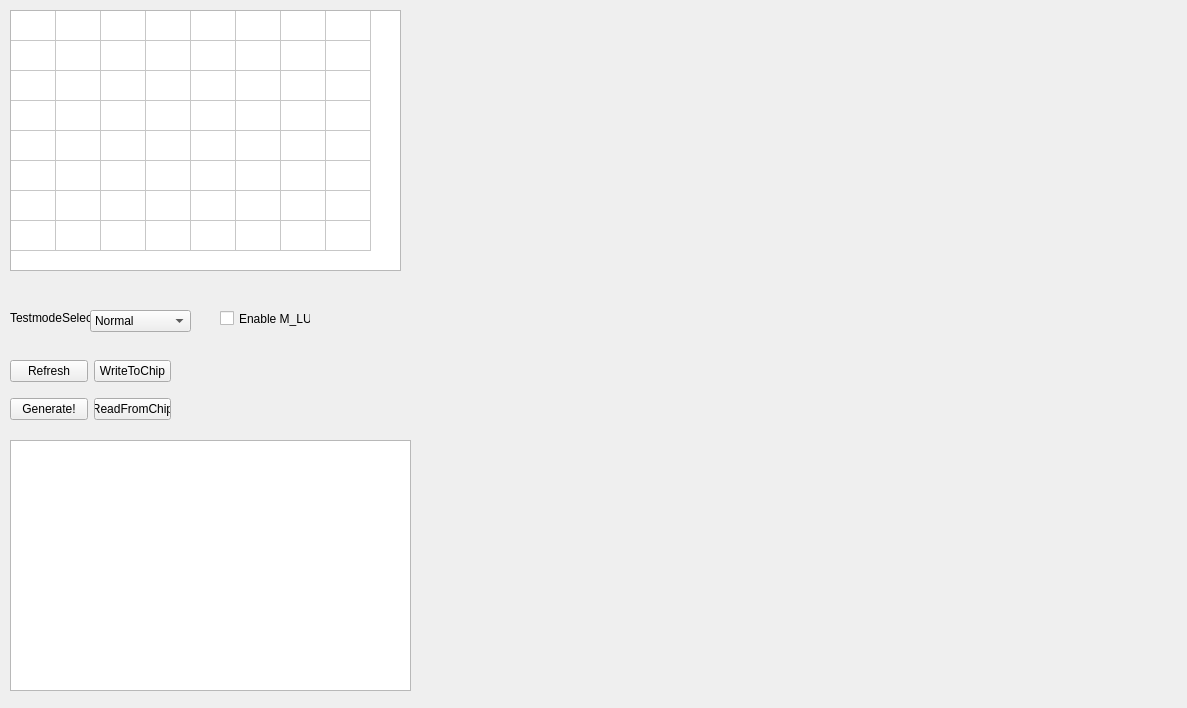
The window that twoFirst01/DimmingDebugger_Readback_SX7/DrawMap_res.ui (hooloong/gitpython) describes before a commit, drawn with Qt 5.
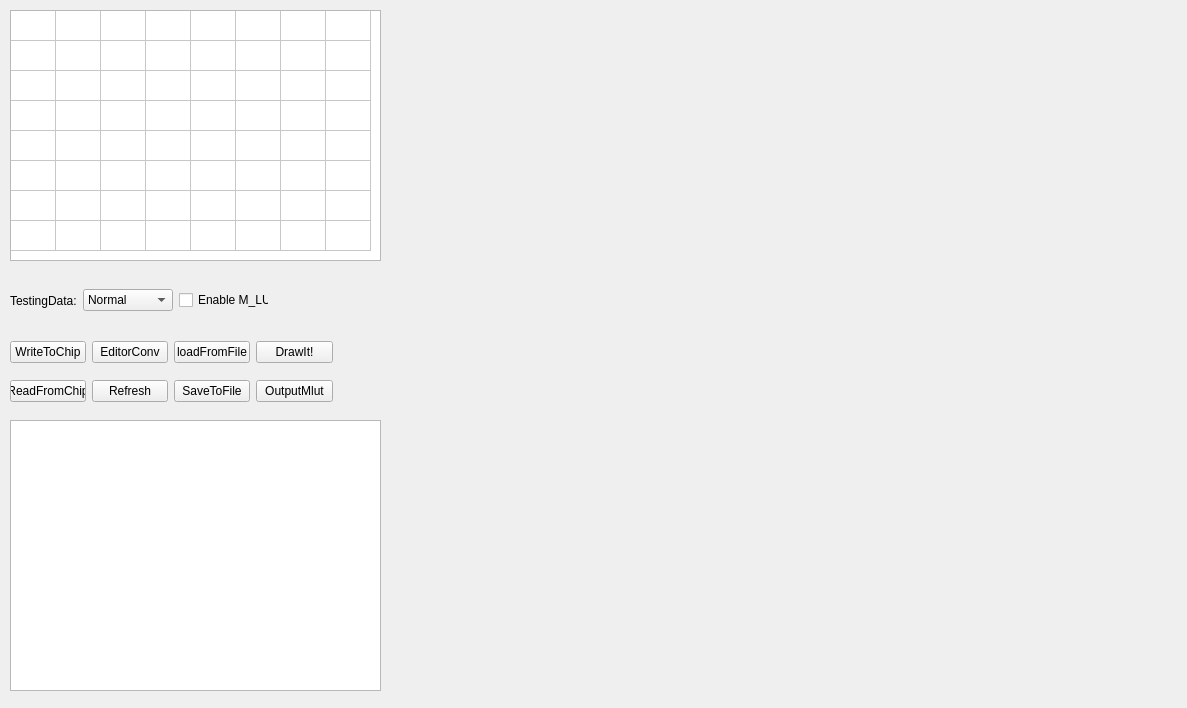
The same window after the commit.

What changed in the file:
```diff
--- a/twoFirst01/DimmingDebugger_Readback_SX7/DrawMap_res.ui
+++ b/twoFirst01/DimmingDebugger_Readback_SX7/DrawMap_res.ui
@@ -18,8 +18,8 @@
     <rect>
      <x>10</x>
      <y>10</y>
-     <width>391</width>
-     <height>261</height>
+     <width>371</width>
+     <height>251</height>
     </rect>
    </property>
    <property name="rowCount">
@@ -64,26 +64,12 @@
    <property name="geometry">
     <rect>
      <x>10</x>
-     <y>350</y>
-     <width>161</width>
-     <height>80</height>
+     <y>330</y>
+     <width>323</width>
+     <height>83</height>
     </rect>
    </property>
    <layout class="QGridLayout" name="gridLayout">
-    <item row="0" column="0">
-     <widget class="QPushButton" name="pushButton_refresh">
-      <property name="text">
-       <string>Refresh</string>
-      </property>
-     </widget>
-    </item>
-    <item row="1" column="0">
-     <widget class="QPushButton" name="pushButton_generate">
-      <property name="text">
-       <string>Generate!</string>
-      </property>
-     </widget>
-    </item>
     <item row="0" column="1">
      <widget class="QPushButton" name="pushButton_write">
       <property name="text">
@@ -91,32 +77,61 @@
       </property>
      </widget>
     </item>
-    <item row="1" column="1">
+    <item row="3" column="4">
+     <widget class="QPushButton" name="pushButton_output">
+      <property name="text">
+       <string>OutputMlut</string>
+      </property>
+     </widget>
+    </item>
+    <item row="3" column="1">
      <widget class="QPushButton" name="pushButton_read">
       <property name="text">
        <string>ReadFromChip</string>
       </property>
      </widget>
     </item>
+    <item row="0" column="4">
+     <widget class="QPushButton" name="pushButton_draw">
+      <property name="text">
+       <string>DrawIt!</string>
+      </property>
+     </widget>
+    </item>
+    <item row="0" column="2">
+     <widget class="QPushButton" name="pushButton_convert">
+      <property name="text">
+       <string>EditorConv</string>
+      </property>
+     </widget>
+    </item>
+    <item row="3" column="2">
+     <widget class="QPushButton" name="pushButton_refresh">
+      <property name="text">
+       <string>Refresh</string>
+      </property>
+     </widget>
+    </item>
+    <item row="0" column="3">
+     <widget class="QPushButton" name="pushButton_load">
+      <property name="text">
+       <string>loadFromFile</string>
+      </property>
+     </widget>
+    </item>
+    <item row="3" column="3">
+     <widget class="QPushButton" name="pushButton_save">
+      <property name="text">
+       <string>SaveToFile</string>
+      </property>
+     </widget>
+    </item>
    </layout>
   </widget>
-  <widget class="QLabel" name="label_1">
-   <property name="geometry">
-    <rect>
-     <x>10</x>
-     <y>310</y>
-     <width>81</width>
-     <height>16</height>
-    </rect>
-   </property>
-   <property name="text">
-    <string>TestmodeSelect</string>
-   </property>
-  </widget>
   <widget class="QWidget" name="gridLayoutWidget_2">
    <property name="geometry">
     <rect>
-     <x>430</x>
+     <x>400</x>
      <y>10</y>
      <width>741</width>
      <height>681</height>
@@ -124,15 +139,35 @@
    </property>
    <layout class="QGridLayout" name="gridLayout_2"/>
   </widget>
+  <widget class="QPlainTextEdit" name="plainTextEdit_output">
+   <property name="geometry">
+    <rect>
+     <x>10</x>
+     <y>420</y>
+     <width>371</width>
+     <height>271</height>
+    </rect>
+   </property>
+  </widget>
+  <widget class="QWidget" name="horizontalLayoutWidget">
+   <property name="geometry">
+    <rect>
+     <x>10</x>
+     <y>280</y>
+     <width>259</width>
+     <height>41</height>
+    </rect>
+   </property>
+   <layout class="QHBoxLayout" name="horizontalLayout">
+    <item>
+     <widget class="QLabel" name="label_1">
+      <property name="text">
+       <string>TestingData:</string>
+      </property>
+     </widget>
+    </item>
+    <item>
   <widget class="QComboBox" name="comboBox_test">
-   <property name="geometry">
-    <rect>
-     <x>90</x>
-     <y>310</y>
-     <width>101</width>
-     <height>22</height>
-    </rect>
-   </property>
    <item>
     <property name="text">
      <string>Normal</string>
@@ -154,28 +189,15 @@
     </property>
    </item>
   </widget>
+    </item>
+    <item>
   <widget class="QCheckBox" name="checkBox_en">
-   <property name="geometry">
-    <rect>
-     <x>220</x>
-     <y>310</y>
-     <width>91</width>
-     <height>17</height>
-    </rect>
-   </property>
    <property name="text">
     <string>Enable M_LUT</string>
    </property>
   </widget>
-  <widget class="QPlainTextEdit" name="plainTextEdit_output">
-   <property name="geometry">
-    <rect>
-     <x>10</x>
-     <y>440</y>
-     <width>401</width>
-     <height>251</height>
-    </rect>
-   </property>
+    </item>
+   </layout>
   </widget>
  </widget>
  <resources/>
```
Lines whose indentation alone changed are shown as unchanged.
